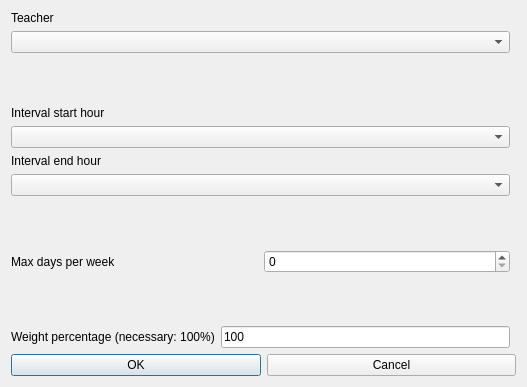
Qt form fet/src/interface/modifyconstraintteacherintervalmaxdaysperweekform_template.ui (vonmecheln/fet) before a commit.
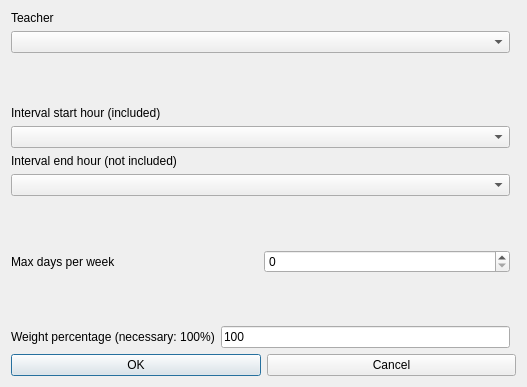
The same form after that commit.

```diff
--- a/fet/src/interface/modifyconstraintteacherintervalmaxdaysperweekform_template.ui
+++ b/fet/src/interface/modifyconstraintteacherintervalmaxdaysperweekform_template.ui
@@ -103,7 +103,7 @@
         <enum>QFrame::Plain</enum>
        </property>
        <property name="text">
-        <string>Interval start hour</string>
+        <string extracomment="This field refers to a constraint operating on a given hourly interval. The selected start hour of the interval is included (is counted) in the constraint, while the selected end hour of the interval is not included (is not counted) in the constraint.">Interval start hour (included)</string>
        </property>
        <property name="wordWrap">
         <bool>false</bool>
@@ -136,7 +136,7 @@
         <enum>QFrame::Plain</enum>
        </property>
        <property name="text">
-        <string>Interval end hour</string>
+        <string extracomment="This field refers to a constraint operating on a given hourly interval. The selected start hour of the interval is included (is counted) in the constraint, while the selected end hour of the interval is not included (is not counted) in the constraint.">Interval end hour (not included)</string>
        </property>
        <property name="wordWrap">
         <bool>false</bool>
```
